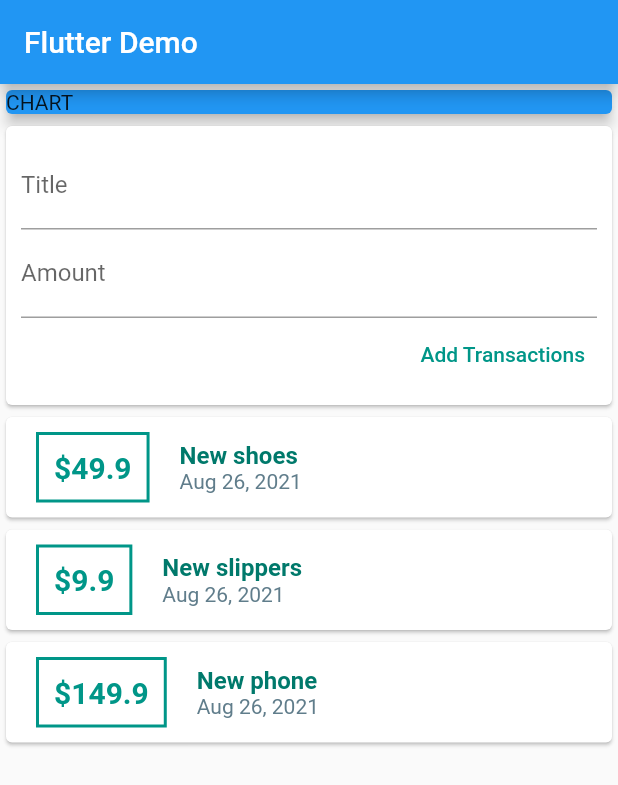
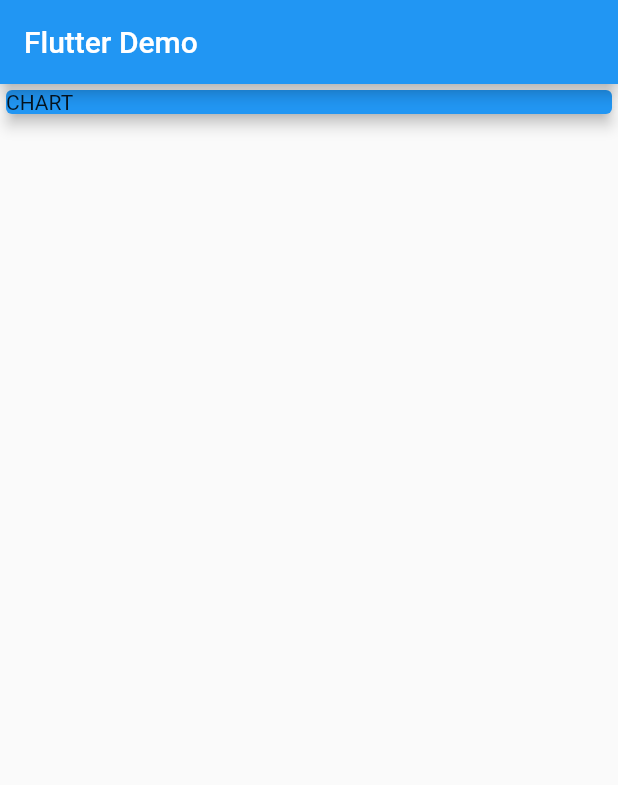
Before and after one commit to DesmondSol/expence_tracker, a Flutter app: the screen it shows after launch, on a phone screen of 412 x 824 dp. Shown: the top 785 px of the screen. Run offline on Flutter 3.47's test engine with Material 2 defaults, Android fonts, the phone set to English and light mode, and no system bars.

Commit message:
splitting app first version

```diff
--- a/lib/main.dart
+++ b/lib/main.dart
@@ -1,26 +1,15 @@
-import 'package:expence_tracker/transaction.dart';
+import './widgets/new_transaction.dart';
+import './widgets/transaction_list.dart';
 import 'package:flutter/material.dart';
-import 'package:intl/intl.dart';
 
 void main() {
   runApp(MyApp());
 }
 
 class MyApp extends StatelessWidget {
-  final List<Transaction> transactions = [
-    Transaction(
-        id: 't1', title: 'New shoes', amount: 49.9, date: DateTime.now()),
-    Transaction(
-        id: 't2', title: 'New slippers', amount: 9.9, date: DateTime.now()),
-    Transaction(
-        id: 't4', title: 'New phone', amount: 149.9, date: DateTime.now())
-  ];
-
   // late String ttlInput;
   // late String amntInput;
   // or just use a built in method for value getting with byilt in feature
-  final titleController = TextEditingController();
-  final amountContoller = TextEditingController();
 
   @override
   Widget build(BuildContext context) {
@@ -47,75 +36,6 @@ class MyApp extends StatelessWidget {
                     elevation: 4,
                   ),
                 ),
-                Card(
-                  child: Container(
-                    padding: EdgeInsets.all(10),
-                    child: Column(
-                      crossAxisAlignment: CrossAxisAlignment.end,
-                      children: <Widget>[
-                        TextField(
-                          controller: titleController,
-                          //     onChanged: (val) => ttlInput = val,
-                          decoration: InputDecoration(labelText: "Title"),
-                        ),
-                        TextField(
-                          controller: amountContoller,
-                          //      onChanged: (val) => amntInput = val,
-                          decoration: InputDecoration(labelText: "Amount"),
-                        ),
-                        TextButton(
-                            onPressed: () {
-                              print(titleController.text);
-                              print(amountContoller.text);
-                            },
-                            child: Text(
-                              'Add Transactions',
-                              style: TextStyle(color: Colors.teal),
-                            ))
-                      ],
-                    ),
-                  ),
-                ),
-                Column(
-                  children: transactions.map((tx) {
-                    return Card(
-                        child: Row(
-                      children: <Widget>[
-                        Container(
-                          margin: EdgeInsets.symmetric(
-                              vertical: 10, horizontal: 20),
-                          decoration: BoxDecoration(
-                              border: Border.all(color: Colors.teal, width: 2)),
-                          child: Text(
-                            '\$${tx.amount}',
-                            style: TextStyle(
-                                fontWeight: FontWeight.bold,
-                                fontSize: 20,
-                                color: Colors.teal),
-                          ),
-                          padding: EdgeInsets.all(10),
-                        ),
-                        Column(
-                          crossAxisAlignment: CrossAxisAlignment.start,
-                          children: <Widget>[
-                            Text(
-                              tx.title,
-                              style: TextStyle(
-                                  color: Colors.teal[700],
-                                  fontSize: 18 - 2,
-                                  fontWeight: FontWeight.bold),
-                            ),
-                            Text(
-                              DateFormat.yMMMd().format(
-                                  tx.date), //'yyyy-MM-dd date constructor
-                              style: TextStyle(color: Colors.blueGrey),
-                            )
-                          ],
-                        )
-                      ],
-                    ));
-                  }).toList(),
-                )
               ],
             )));
   }
```
